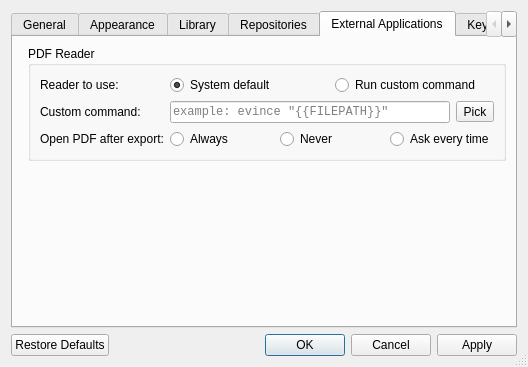
Above: libs/librepcb/editor/workspace/workspacesettingsdialog.ui from LibrePCB/LibrePCB before the change. Below: the same form after it.
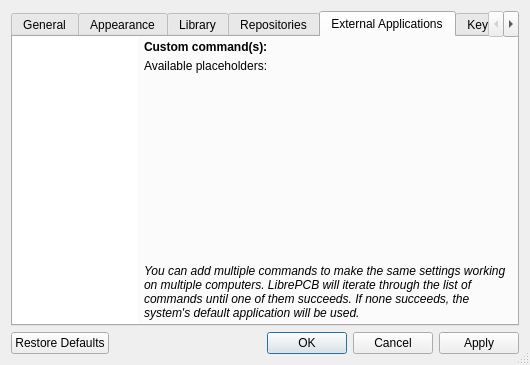
That is the form after the change. The open tabs and pages were chosen to show the change. Icons and pictures are not drawn. Custom widgets are drawn as their Qt base class.

Commit message: Workspace settings: Rework external PDF reader config

```diff
--- a/libs/librepcb/editor/workspace/workspacesettingsdialog.ui
+++ b/libs/librepcb/editor/workspace/workspacesettingsdialog.ui
@@ -9,8 +9,8 @@
    <rect>
     <x>0</x>
     <y>0</y>
-    <width>528</width>
-    <height>367</height>
+    <width>530</width>
+    <height>365</height>
    </rect>
   </property>
   <property name="windowTitle">
@@ -284,40 +284,31 @@
       <attribute name="title">
        <string>External Applications</string>
       </attribute>
-      <layout class="QFormLayout" name="formLayout_5">
-       <item row="0" column="1">
-        <widget class="QGroupBox" name="pdfBox">
-         <property name="sizePolicy">
-          <sizepolicy hsizetype="Preferred" vsizetype="Preferred">
-           <horstretch>0</horstretch>
-           <verstretch>0</verstretch>
-          </sizepolicy>
-         </property>
-         <property name="title">
-          <string>PDF Reader</string>
-         </property>
-         <layout class="QFormLayout" name="formLayout_4">
-          <item row="0" column="0">
-           <widget class="QLabel" name="label_13">
-            <property name="sizePolicy">
-             <sizepolicy hsizetype="Expanding" vsizetype="Preferred">
-              <horstretch>0</horstretch>
-              <verstretch>0</verstretch>
-             </sizepolicy>
-            </property>
-            <property name="text">
-             <string>Reader to use:</string>
-            </property>
-           </widget>
-          </item>
-          <item row="0" column="1">
-           <layout class="QHBoxLayout" name="pdfReaderHLayout">
+      <layout class="QHBoxLayout" name="horizontalLayout_2" stretch="1,3">
+       <property name="leftMargin">
+        <number>0</number>
+       </property>
+       <property name="topMargin">
+        <number>0</number>
+       </property>
+       <property name="rightMargin">
+        <number>0</number>
+       </property>
+       <property name="bottomMargin">
+        <number>0</number>
+       </property>
             <item>
-             <widget class="QRadioButton" name="pdfDefaultRadioBtn">
-              <property name="text">
-               <string>System default</string>
-              </property>
-              <property name="checked">
+        <widget class="QListWidget" name="lstExternalApplications">
+         <property name="frameShape">
+          <enum>QFrame::NoFrame</enum>
+         </property>
+         <property name="horizontalScrollBarPolicy">
+          <enum>Qt::ScrollBarAlwaysOff</enum>
+         </property>
+         <property name="editTriggers">
+          <set>QAbstractItemView::NoEditTriggers</set>
+         </property>
+         <property name="tabKeyNavigation">
                <bool>true</bool>
               </property>
               <attribute name="buttonGroup">
@@ -326,127 +317,70 @@
              </widget>
             </item>
             <item>
-             <widget class="QRadioButton" name="pdfCustomRadioBtn">
-              <property name="text">
-               <string>Run custom command</string>
-              </property>
-              <attribute name="buttonGroup">
-               <string notr="true">pdfReaderGroup</string>
-              </attribute>
-             </widget>
-            </item>
-           </layout>
-          </item>
-          <item row="1" column="0">
+        <layout class="QVBoxLayout" name="verticalLayout_6" stretch="0,0,0,1">
+         <property name="spacing">
+          <number>3</number>
+         </property>
+         <property name="topMargin">
+          <number>3</number>
+         </property>
+         <property name="rightMargin">
+          <number>9</number>
+         </property>
+         <property name="bottomMargin">
+          <number>4</number>
+         </property>
+         <item>
            <widget class="QLabel" name="label_14">
-            <property name="sizePolicy">
-             <sizepolicy hsizetype="Expanding" vsizetype="Preferred">
-              <horstretch>0</horstretch>
-              <verstretch>0</verstretch>
-             </sizepolicy>
+           <property name="font">
+            <font>
+             <bold>true</bold>
+            </font>
             </property>
             <property name="text">
-             <string>Custom command:</string>
+            <string>Custom command(s):</string>
             </property>
            </widget>
           </item>
-          <item row="2" column="0">
-           <widget class="QLabel" name="label_15">
-            <property name="sizePolicy">
-             <sizepolicy hsizetype="Expanding" vsizetype="Preferred">
-              <horstretch>0</horstretch>
-              <verstretch>0</verstretch>
-             </sizepolicy>
-            </property>
-            <property name="text">
-             <string>Open PDF after export:</string>
-            </property>
-           </widget>
-          </item>
-          <item row="2" column="1">
-           <layout class="QHBoxLayout" name="pdfOpenHLayout">
+         <item>
+          <layout class="QVBoxLayout" name="layoutExternalApplicationCommands">
+           <property name="spacing">
+            <number>1</number>
+           </property>
+           <property name="bottomMargin">
+            <number>2</number>
+           </property>
+          </layout>
+         </item>
             <item>
-             <widget class="QRadioButton" name="pdfOpenAlwaysRadio">
+          <widget class="QLabel" name="lblExternalApplicationsPlaceholders">
               <property name="text">
-               <string>Always</string>
-              </property>
-              <attribute name="buttonGroup">
-               <string notr="true">pdfOpenGroup</string>
-              </attribute>
-             </widget>
-            </item>
-            <item>
-             <widget class="QRadioButton" name="pdfOpenNeverRadio">
-              <property name="text">
-               <string>Never</string>
-              </property>
-              <attribute name="buttonGroup">
-               <string notr="true">pdfOpenGroup</string>
-              </attribute>
+            <string notr="true">Available placeholders:</string>
+           </property>
+           <property name="wordWrap">
+            <bool>true</bool>
+           </property>
              </widget>
             </item>
             <item>
-             <widget class="QRadioButton" name="pdfOpenAskRadio">
-              <property name="text">
-               <string>Ask every time</string>
-              </property>
-              <attribute name="buttonGroup">
-               <string notr="true">pdfOpenGroup</string>
-              </attribute>
-             </widget>
-            </item>
-           </layout>
-          </item>
-          <item row="1" column="1">
-           <layout class="QHBoxLayout" name="horizontalLayout_3">
-            <item>
-             <widget class="QLineEdit" name="pdfCustomCmdEdit">
-              <property name="enabled">
-               <bool>true</bool>
-              </property>
-              <property name="sizePolicy">
-               <sizepolicy hsizetype="Expanding" vsizetype="Fixed">
-                <horstretch>0</horstretch>
-                <verstretch>0</verstretch>
-               </sizepolicy>
-              </property>
+          <widget class="QLabel" name="label_13">
               <property name="font">
                <font>
-                <family>Monospace</family>
-               </font>
-              </property>
-              <property name="toolTip">
-               <string>&lt;html&gt;&lt;head/&gt;&lt;body&gt;&lt;p&gt;Use &lt;span style=&quot; font-family:'monospace';&quot;&gt;{{FILEPATH}}}&lt;/span&gt; as placeholder for the filename.&lt;/p&gt;&lt;p&gt;Notice: If your path contains space you may need to add quotes like this: &lt;span style=&quot; font-family:'monospace';&quot;&gt;&amp;quot;{{FILEPATH}}&amp;quot;&lt;/span&gt; .&lt;/p&gt;&lt;/body&gt;&lt;/html&gt;</string>
-              </property>
-              <property name="maxLength">
-               <number>500</number>
-              </property>
-              <property name="placeholderText">
-               <string>example: evince &quot;{{FILEPATH}}&quot;</string>
-              </property>
-              <property name="clearButtonEnabled">
+             <italic>true</italic>
+            </font>
+           </property>
+           <property name="text">
+            <string>You can add multiple commands to make the same settings working on multiple computers. LibrePCB will iterate through the list of commands until one of them succeeds. If none succeeds, the system's default application will be used.</string>
+           </property>
+           <property name="alignment">
+            <set>Qt::AlignBottom|Qt::AlignLeading|Qt::AlignLeft</set>
+           </property>
+           <property name="wordWrap">
                <bool>true</bool>
               </property>
              </widget>
             </item>
-            <item>
-             <widget class="QToolButton" name="pdfCustomCmdPickBtn">
-              <property name="toolTip">
-               <string>&lt;html&gt;&lt;head/&gt;&lt;body&gt;&lt;p&gt;Pick an executable file&lt;/p&gt;&lt;/body&gt;&lt;/html&gt;</string>
-              </property>
-              <property name="text">
-               <string>Pick</string>
-              </property>
-              <property name="icon">
-               <iconset>
-                <normaloff>:/img/actions/open.png</normaloff>:/img/actions/open.png</iconset>
-              </property>
-             </widget>
-            </item>
-           </layout>
-          </item>
-         </layout>
-        </widget>
+        </layout>
        </item>
       </layout>
      </widget>
```
Left out of the diff: 9 changed lines with no effect on the pictures. Lines whose indentation alone changed are shown as unchanged. The commit also changes 13 other files.
